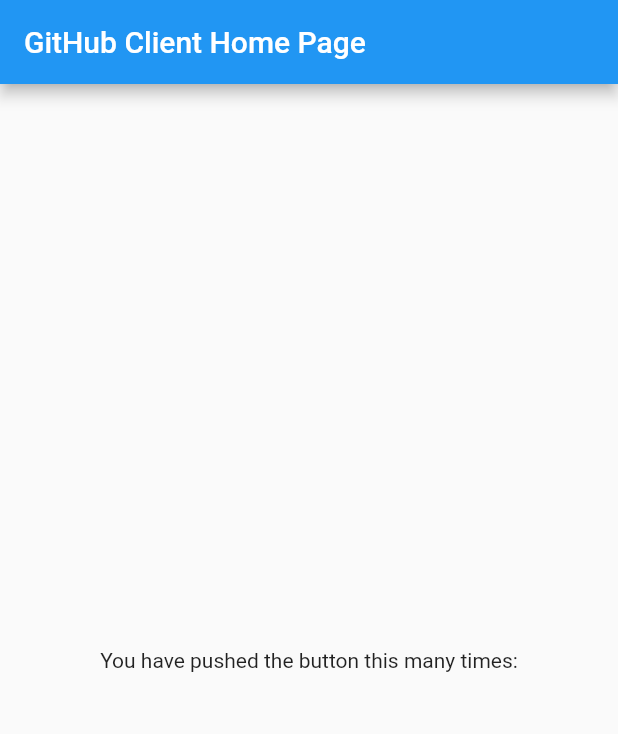
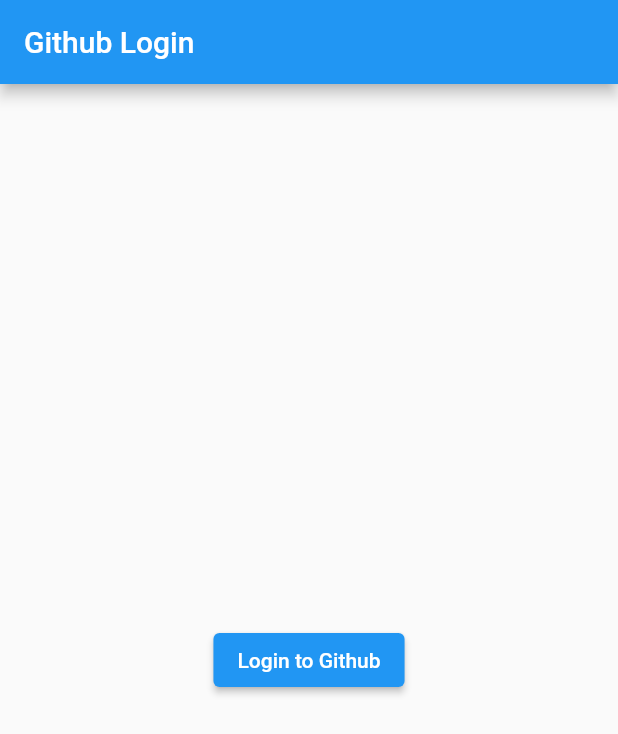
Before and after one commit to Borschik0/flutter_desktop_github_client, a Flutter app: the screen it shows after launch, on a phone screen of 412 x 824 dp. Shown: the top 734 px of the screen. Run offline on Flutter 3.47's test engine with Material 2 defaults, Android fonts, the phone set to English and light mode, and no system bars; our stand-ins replace fluttericon; missing offline and left inert: github, oauth2, window_to_front.

Commit message:
Competed app

```diff
--- /dev/null
+++ b/lib/github_oauth_credentials.dart
@@ -0,0 +1,6 @@
+// TODO(CodelabUser): Create an OAuth App
+const githubClientId = '8cc38d71ea6616d7600a';
+const githubClientSecret = '323687b9c9f9b542699a86bbd9d9f76d98323fd3';
+
+// OAuth scopes for repository and user information
+const githubScopes = ['repo', 'read:org'];
--- a/lib/main.dart
+++ b/lib/main.dart
@@ -1,49 +1,56 @@
 import 'package:flutter/material.dart';
+import 'package:github/github.dart';
+import 'package:window_to_front/window_to_front.dart';
+
+import 'github_oauth_credentials.dart';
+import 'src/github_login.dart';
+import 'src/github_summary.dart';
 
 void main() {
   runApp(const MyApp());
 }
 
 class MyApp extends StatelessWidget {
-  const MyApp({Key? key}) : super(key: key);
+  const MyApp({Key? key}):super(key: key);
+
   @override
   Widget build(BuildContext context) {
     return MaterialApp(
-      debugShowCheckedModeBanner: false,
       title: 'GitHub Client',
       theme: ThemeData(
         primarySwatch: Colors.blue,
+        visualDensity: VisualDensity.adaptivePlatformDensity,
       ),
-      home: const MyHomePage(title: 'GitHub Client Home Page'),
+      home: const MyHomePage(title: 'GitHub Client'),
     );
   }
 }
 
-class MyHomePage extends StatefulWidget {
-  const MyHomePage({Key? key, required this.title}) : super(key: key);
+class MyHomePage extends StatelessWidget {
+  const MyHomePage({Key? key, required this.title}):super(key: key);
   final String title;
 
   @override
-  State<MyHomePage> createState() => _MyHomePageState();
-}
-
-class _MyHomePageState extends State<MyHomePage> {
-  @override
   Widget build(BuildContext context) {
-    return Scaffold(
-      appBar: AppBar(
-        title: Text(widget.title),
-      ),
-      body: Center(
-        child: Column(
-          mainAxisAlignment: MainAxisAlignment.center,
-          children: const <Widget>[
-            Text(
-              'You have pushed the button this many times:',
-            ),
-          ],
-        ),
-      ),
+    return GithubLoginWidget(
+      builder: (context, httpClient) {
+        WindowToFront.activate();
+        return Scaffold(
+          appBar: AppBar(
+            title: Text(title),
+          ),
+          body: GitHubSummary(
+            gitHub: _getGitHub(httpClient.credentials.accessToken),
+          ),
+        );
+      },
+      githubClientId: githubClientId,
+      githubClientSecret: githubClientSecret,
+      githubScopes: githubScopes,
     );
   }
 }
+
+GitHub _getGitHub(String accessToken) {
+  return GitHub(auth: Authentication.withToken(accessToken));
+}
--- /dev/null
+++ b/lib/src/github_login.dart
@@ -0,0 +1,123 @@
+import 'dart:io';
+
+import 'package:flutter/material.dart';
+import 'package:http/http.dart' as http;
+import 'package:oauth2/oauth2.dart' as oauth2;
+import 'package:url_launcher/url_launcher.dart';
+
+final _authorizationEndpoint =
+Uri.parse('https://github.com/login/oauth/authorize');
+final _tokenEndpoint = Uri.parse('https://github.com/login/oauth/access_token');
+
+class GithubLoginWidget extends StatefulWidget {
+  const GithubLoginWidget({
+    required this.builder,
+    required this.githubClientId,
+    required this.githubClientSecret,
+    required this.githubScopes,
+    Key? key
+  }) : super(key: key);
+  final AuthenticatedBuilder builder;
+  final String githubClientId;
+  final String githubClientSecret;
+  final List<String> githubScopes;
+
+  @override
+  State<GithubLoginWidget> createState() => _GithubLoginState();
+}
+
+typedef AuthenticatedBuilder = Widget Function(
+    BuildContext context, oauth2.Client client);
+
+class _GithubLoginState extends State<GithubLoginWidget> {
+  HttpServer? _redirectServer;
+  oauth2.Client? _client;
+
+  @override
+  Widget build(BuildContext context) {
+    final client = _client;
+    if (client != null) {
+      return widget.builder(context, client);
+    }
+
+    return Scaffold(
+      appBar: AppBar(
+        title: const Text('Github Login'),
+      ),
+      body: Center(
+        child: ElevatedButton(
+          onPressed: () async {
+            await _redirectServer?.close();
+            // Bind to an ephemeral port on localhost
+            _redirectServer = await HttpServer.bind('localhost', 0);
+            var authenticatedHttpClient = await _getOAuth2Client(
+                Uri.parse('http://localhost:${_redirectServer!.port}/auth'));
+            setState(() {
+              _client = authenticatedHttpClient;
+            });
+          },
+          child: const Text('Login to Github'),
+        ),
+      ),
+    );
+  }
+
+  Future<oauth2.Client> _getOAuth2Client(Uri redirectUrl) async {
+    if (widget.githubClientId.isEmpty || widget.githubClientSecret.isEmpty) {
+      throw const GithubLoginException(
+          'githubClientId and githubClientSecret must be not empty. '
+              'See `lib/github_oauth_credentials.dart` for more detail.');
+    }
+    var grant = oauth2.AuthorizationCodeGrant(
+      widget.githubClientId,
+      _authorizationEndpoint,
+      _tokenEndpoint,
+      secret: widget.githubClientSecret,
+      httpClient: _JsonAcceptingHttpClient(),
+    );
+    var authorizationUrl =
+    grant.getAuthorizationUrl(redirectUrl, scopes: widget.githubScopes);
+
+    await _redirect(authorizationUrl);
+    var responseQueryParameters = await _listen();
+    var client =
+    await grant.handleAuthorizationResponse(responseQueryParameters);
+    return client;
+  }
+
+  Future<void> _redirect(Uri authorizationUrl) async {
+    if (await canLaunchUrl(authorizationUrl)) {
+      await launchUrl(authorizationUrl);
+    } else {
+      throw GithubLoginException('Could not launch $authorizationUrl');
+    }
+  }
+
+  Future<Map<String, String>> _listen() async {
+    var request = await _redirectServer!.first;
+    var params = request.uri.queryParameters;
+    request.response.statusCode = 200;
+    request.response.headers.set('content-type', 'text/plain');
+    request.response.writeln('Authenticated! You can close this tab.');
+    await request.response.close();
+    await _redirectServer!.close();
+    _redirectServer = null;
+    return params;
+  }
+}
+
+class _JsonAcceptingHttpClient extends http.BaseClient {
+  final _httpClient = http.Client();
+  @override
+  Future<http.StreamedResponse> send(http.BaseRequest request) {
+    request.headers['Accept'] = 'application/json';
+    return _httpClient.send(request);
+  }
+}
+
+class GithubLoginException implements Exception {
+  const GithubLoginException(this.message);
+  final String message;
+  @override
+  String toString() => message;
+}
```
Also changed, not shown: lib/src/github_summary.dart (added, +232 -0 lines), pubspec.yaml (+8 -0 lines), pubspec.lock, 3 other files.
